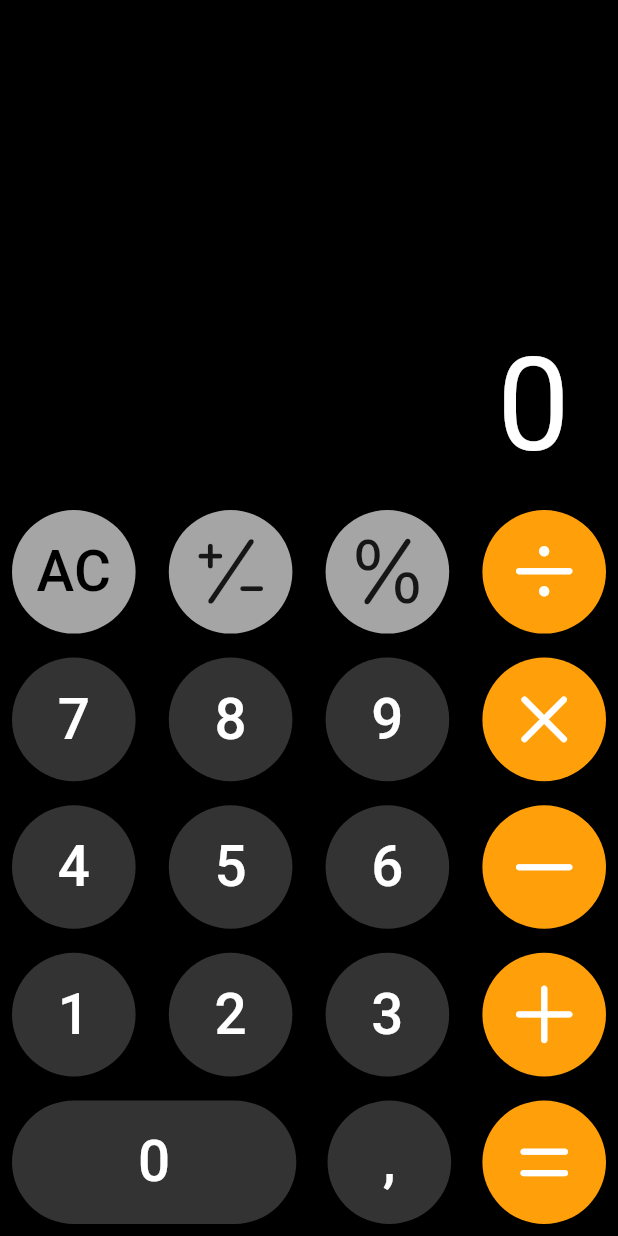
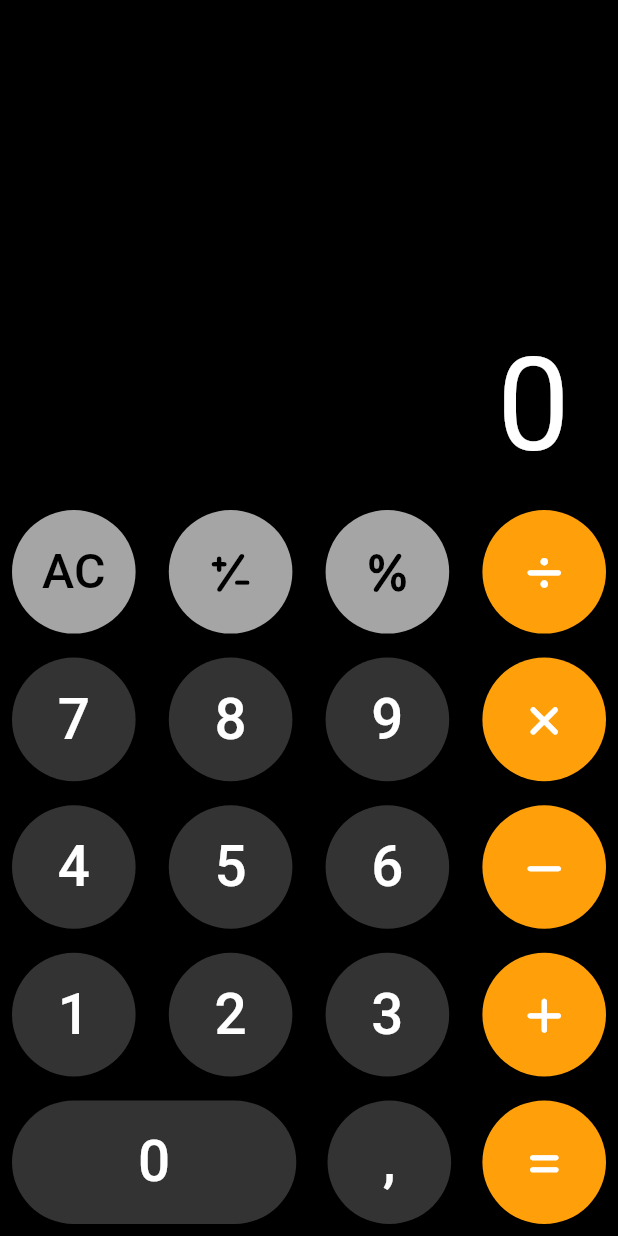
Before and after one commit to litmic/ios_calculator, a Flutter app: the screen it shows after launch, on a phone screen of 412 x 824 dp. Run offline on Flutter 3.47's test engine with Material 2 defaults, Android fonts, the light colour scheme and no system bars.

Commit message:
icon weight

```diff
--- a/lib/calculator_button.dart
+++ b/lib/calculator_button.dart
@@ -5,12 +5,14 @@ class CalculatorButton extends StatefulWidget {
   final Color? backgroundColor;
   final Widget icon;
   final double? scaleWidth;
+  final double? iconPadding;
   const CalculatorButton(
       {super.key,
       required this.onPressed,
       this.backgroundColor,
       required this.icon,
-      this.scaleWidth});
+      this.scaleWidth,
+      this.iconPadding});
 
   @override
   State<CalculatorButton> createState() => _CalculatorButtonState();
@@ -33,8 +35,10 @@ class _CalculatorButtonState extends State<CalculatorButton> {
               (widget.scaleWidth ?? 1),
           color: Colors.transparent,
           child: Padding(
-            padding: const EdgeInsets.all(14.0),
-            child: FittedBox(child: widget.icon),
+            padding: EdgeInsets.all(widget.iconPadding ?? 14.0),
+            child: FittedBox(
+              child: widget.icon,
+            ),
           ),
         ),
       ),
--- a/lib/calculator_screen.dart
+++ b/lib/calculator_screen.dart
@@ -47,6 +47,7 @@ class _CalculatorScreenState extends State<CalculatorScreen> {
                           ? calculatorProvider.onACPressed()
                           : calculatorProvider.onCPressed(),
                       backgroundColor: Style.lightGrey,
+                      iconPadding: 18,
                       icon: Text(
                         calculatorProvider.isAcAvaible ? 'AC' : 'C',
                         style: Style.testStyleActionButton,
@@ -55,12 +56,36 @@ class _CalculatorScreenState extends State<CalculatorScreen> {
                     CalculatorButton(
                       onPressed: () => calculatorProvider.onChangeSignPressed(),
                       backgroundColor: Style.lightGrey,
-                      icon: const Icon(CupertinoIcons.plus_slash_minus),
+                      iconPadding: 25,
+                      icon: Text(
+                        String.fromCharCode(
+                            CupertinoIcons.plus_slash_minus.codePoint),
+                        style: TextStyle(
+                          inherit: false,
+                          color: Colors.black,
+                          fontSize: 16.0,
+                          fontWeight: FontWeight.w800,
+                          fontFamily:
+                              CupertinoIcons.plus_slash_minus.fontFamily,
+                          package: CupertinoIcons.plus_slash_minus.fontPackage,
+                        ),
+                      ),
                     ),
                     CalculatorButton(
                       onPressed: () => calculatorProvider.onPercentPressed(),
                       backgroundColor: Style.lightGrey,
-                      icon: const Icon(CupertinoIcons.percent),
+                      iconPadding: 25,
+                      icon: Text(
+                        String.fromCharCode(CupertinoIcons.percent.codePoint),
+                        style: TextStyle(
+                          inherit: false,
+                          color: Colors.black,
+                          fontSize: 16.0,
+                          fontWeight: FontWeight.w800,
+                          fontFamily: CupertinoIcons.percent.fontFamily,
+                          package: CupertinoIcons.percent.fontPackage,
+                        ),
+                      ),
                     ),
                     CalculatorButton(
                       onPressed: () => calculatorProvider
@@ -70,13 +95,21 @@ class _CalculatorScreenState extends State<CalculatorScreen> {
                                   calculatorProvider.secNum == null
                               ? Colors.white
                               : Style.orange,
-                      icon: Icon(
-                        CupertinoIcons.divide,
+                      iconPadding: 25,
+                      icon: Text(
+                        String.fromCharCode(CupertinoIcons.divide.codePoint),
+                        style: TextStyle(
+                          inherit: false,
                           color: calculatorProvider.operation ==
                                       Operation.division &&
                                   calculatorProvider.secNum == null
                               ? Style.orange
                               : Colors.white,
+                          fontSize: 16.0,
+                          fontWeight: FontWeight.w800,
+                          fontFamily: CupertinoIcons.divide.fontFamily,
+                          package: CupertinoIcons.divide.fontPackage,
+                        ),
                       ),
                     ),
                   ],
@@ -119,13 +152,21 @@ class _CalculatorScreenState extends State<CalculatorScreen> {
                               calculatorProvider.secNum == null
                           ? Colors.white
                           : Style.orange,
-                      icon: Icon(
-                        CupertinoIcons.multiply,
+                      iconPadding: 25,
+                      icon: Text(
+                        String.fromCharCode(CupertinoIcons.multiply.codePoint),
+                        style: TextStyle(
+                          inherit: false,
                           color: calculatorProvider.operation ==
                                       Operation.multiplication &&
                                   calculatorProvider.secNum == null
                               ? Style.orange
                               : Colors.white,
+                          fontSize: 16.0,
+                          fontWeight: FontWeight.w800,
+                          fontFamily: CupertinoIcons.multiply.fontFamily,
+                          package: CupertinoIcons.multiply.fontPackage,
+                        ),
                       ),
                     ),
                   ],
@@ -168,13 +209,21 @@ class _CalculatorScreenState extends State<CalculatorScreen> {
                               calculatorProvider.secNum == null
                           ? Colors.white
                           : Style.orange,
-                      icon: Icon(
-                        CupertinoIcons.minus,
+                      iconPadding: 25,
+                      icon: Text(
+                        String.fromCharCode(CupertinoIcons.minus.codePoint),
+                        style: TextStyle(
+                          inherit: false,
                           color: calculatorProvider.operation ==
                                       Operation.substraction &&
                                   calculatorProvider.secNum == null
                               ? Style.orange
                               : Colors.white,
+                          fontSize: 16.0,
+                          fontWeight: FontWeight.w800,
+                          fontFamily: CupertinoIcons.minus.fontFamily,
+                          package: CupertinoIcons.minus.fontPackage,
+                        ),
                       ),
                     ),
                   ],
@@ -217,13 +266,21 @@ class _CalculatorScreenState extends State<CalculatorScreen> {
                                   calculatorProvider.secNum == null
                               ? Colors.white
                               : Style.orange,
-                      icon: Icon(
-                        CupertinoIcons.plus,
+                      iconPadding: 25,
+                      icon: Text(
+                        String.fromCharCode(CupertinoIcons.add.codePoint),
+                        style: TextStyle(
+                          inherit: false,
                           color: calculatorProvider.operation ==
                                       Operation.addition &&
                                   calculatorProvider.secNum == null
                               ? Style.orange
                               : Colors.white,
+                          fontSize: 16.0,
+                          fontWeight: FontWeight.w800,
+                          fontFamily: CupertinoIcons.add.fontFamily,
+                          package: CupertinoIcons.add.fontPackage,
+                        ),
                       ),
                     ),
                   ],
@@ -254,9 +311,17 @@ class _CalculatorScreenState extends State<CalculatorScreen> {
                     CalculatorButton(
                       onPressed: () => calculatorProvider.onEqualsPressed(),
                       backgroundColor: Style.orange,
-                      icon: const Icon(
-                        CupertinoIcons.equal,
+                      iconPadding: 25,
+                      icon: Text(
+                        String.fromCharCode(CupertinoIcons.equal.codePoint),
+                        style: TextStyle(
+                          inherit: false,
                           color: Colors.white,
+                          fontSize: 16.0,
+                          fontWeight: FontWeight.w800,
+                          fontFamily: CupertinoIcons.equal.fontFamily,
+                          package: CupertinoIcons.equal.fontPackage,
+                        ),
                       ),
                     ),
                   ],
--- a/lib/main.dart
+++ b/lib/main.dart
@@ -1,9 +1,14 @@
 import 'package:flutter/material.dart';
+import 'package:flutter/services.dart';
 import 'package:ios_calculator/calculator_provider.dart';
 import 'package:ios_calculator/calculator_screen.dart';
 import 'package:provider/provider.dart';
 
 void main() {
+  WidgetsFlutterBinding.ensureInitialized();
+  SystemChrome.setPreferredOrientations([
+    DeviceOrientation.portraitUp,
+  ]);
   runApp(const MyApp());
 }
 
```
Lines whose indentation alone changed are shown as unchanged.
